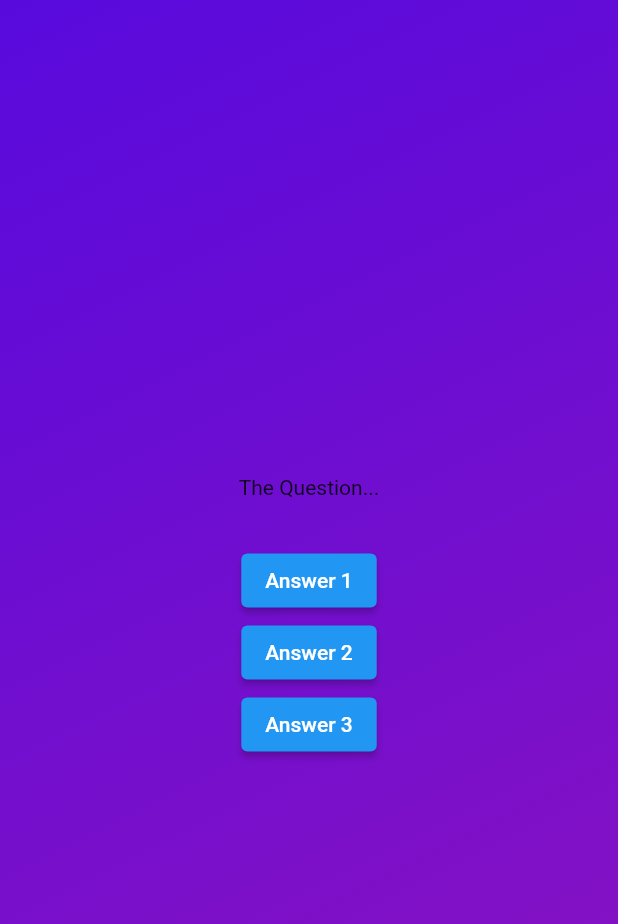
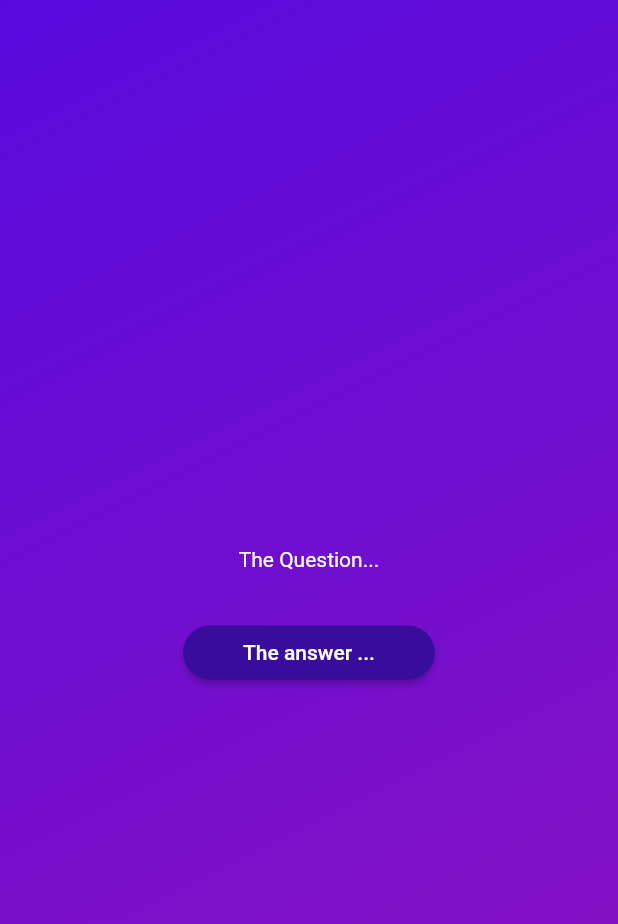
Before and after one commit to Charl913/advanced-basics-flutter-project, a Flutter app: the screen it shows after launch, after a tap on "Start Quiz", on a phone screen of 412 x 824 dp. Shown: the top 924 px of the screen. Run offline on Flutter 3.47's test engine with Material 2 defaults, Android fonts, the phone set to English and light mode, and no system bars.

Commit message:
Create a Custom, Reuseable Styled Button

```diff
--- /dev/null
+++ b/lib/answer_button.dart
@@ -0,0 +1,31 @@
+import 'package:flutter/material.dart';
+
+class AnswerButton extends StatelessWidget {
+  const AnswerButton({
+    super.key,
+    required this.answerText,
+    required this.onTap,
+  });
+
+  final String answerText;
+  final void Function() onTap;
+
+  @override
+  Widget build(context) {
+    return ElevatedButton(
+      onPressed: onTap,
+      style: ElevatedButton.styleFrom(
+        padding: const EdgeInsets.symmetric(
+          vertical: 10,
+          horizontal: 40,
+        ),
+        backgroundColor: const Color.fromARGB(255, 56, 13, 155),
+        foregroundColor: Colors.white,
+        shape: RoundedRectangleBorder(
+          borderRadius: BorderRadius.circular(40),
+        ),
+      ),
+      child: Text(answerText),
+    );
+  }
+}
--- a/lib/questions_screen.dart
+++ b/lib/questions_screen.dart
@@ -1,3 +1,4 @@
+import 'package:advanced_basics/answer_button.dart';
 import 'package:flutter/material.dart';
 
 class QuestionsScreen extends StatefulWidget {
@@ -12,26 +13,21 @@ class QuestionsScreen extends StatefulWidget {
 class _QuestionsScreenState extends State<QuestionsScreen> {
   @override
   Widget build(context) {
-    return SizedBox(
+    return const SizedBox(
       width: double.infinity,
       child: Column(
         mainAxisAlignment: MainAxisAlignment.center,
         children: [
-          const Text('The Question...'),
-          const SizedBox(
+          Text(
+            'The Question...',
+            style: TextStyle(color: Colors.white),
+          ),
+          SizedBox(
             height: 30,
           ),
-          ElevatedButton(
-            onPressed: () {},
-            child: const Text('Answer 1'),
-          ),
-          ElevatedButton(
-            onPressed: () {},
-            child: const Text('Answer 2'),
-          ),
-          ElevatedButton(
-            onPressed: () {},
-            child: const Text('Answer 3'),
+          AnswerButton(
+            answerText: 'The answer ...',
+            onTap: () {},
           ),
         ],
       ),
```
